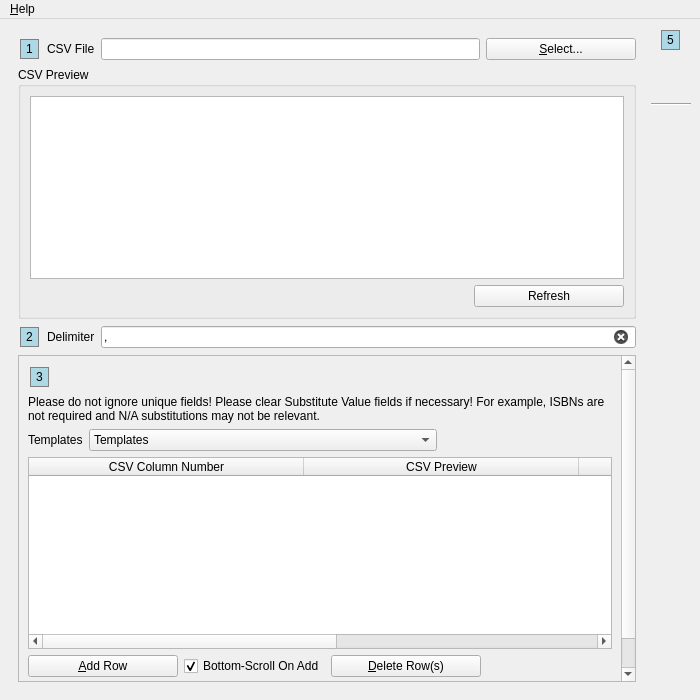
textbrowser/biblioteq, file UI/biblioteq_import.ui: the form before one commit.
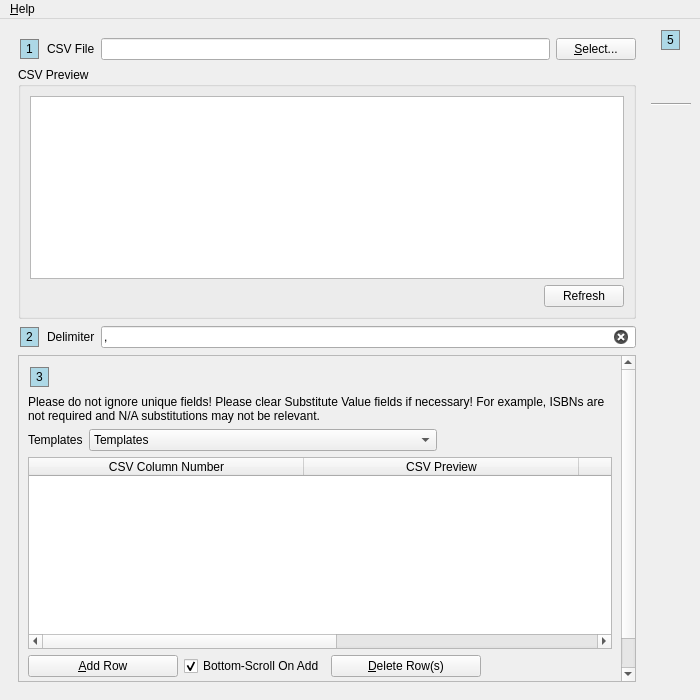
The form after the commit. Icons and pictures are not drawn.

Commit message: Icons. Uniform widths.

```diff
--- a/UI/biblioteq_import.ui
+++ b/UI/biblioteq_import.ui
@@ -61,12 +61,6 @@
          </item>
          <item>
           <widget class="QPushButton" name="select_csv_file">
-           <property name="minimumSize">
-            <size>
-             <width>150</width>
-             <height>0</height>
-            </size>
-           </property>
            <property name="text">
             <string>&amp;Select...</string>
            </property>
@@ -126,12 +120,6 @@
             </item>
             <item>
              <widget class="QPushButton" name="refresh_preview">
-              <property name="minimumSize">
-               <size>
-                <width>150</width>
-                <height>0</height>
-               </size>
-              </property>
               <property name="text">
                <string>Refresh</string>
               </property>
```
The commit also changes 17 other files.
